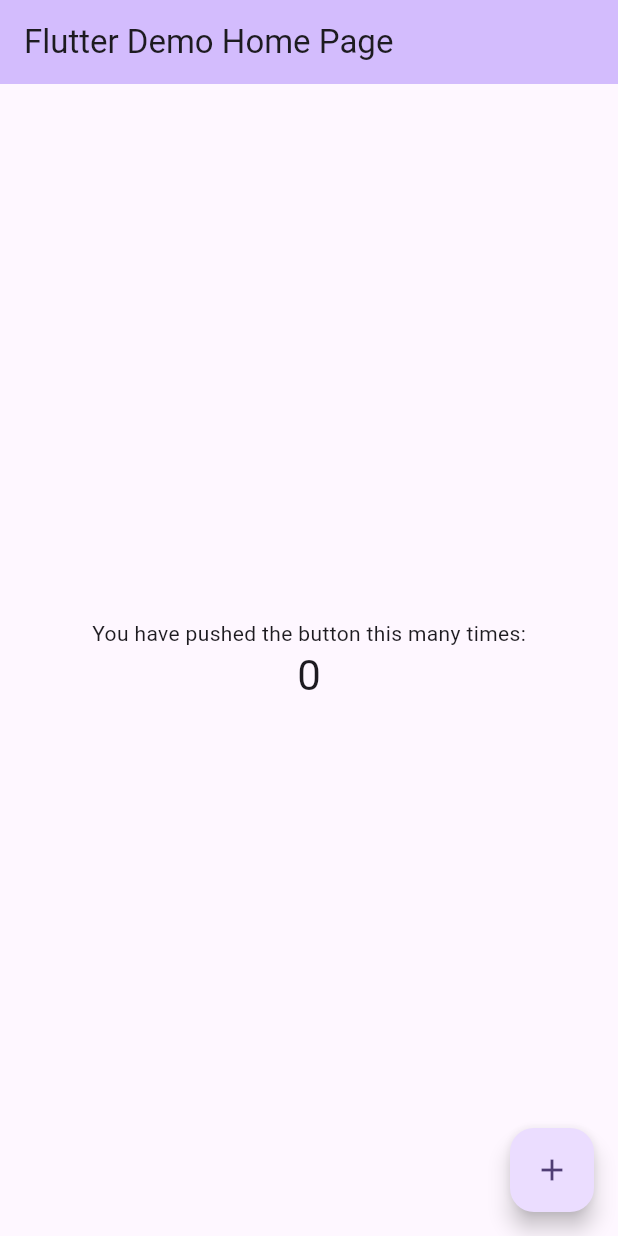
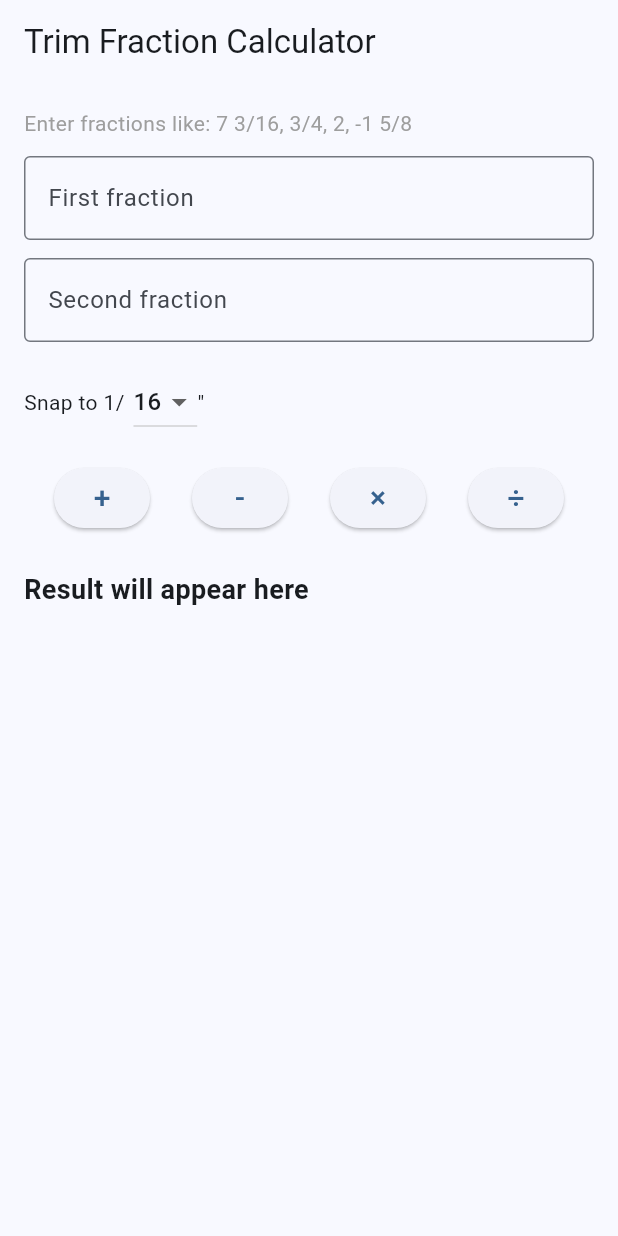
Before and after one commit to KNelTech/flut_calc, a Flutter app: the screen it shows after launch, on a phone screen of 412 x 824 dp. Run offline on Flutter 3.47's test engine with Material 3 defaults, Android fonts, the phone set to English and light mode, and no system bars.

Commit message:
dart or something i guess

```diff
--- a/lib/main.dart
+++ b/lib/main.dart
@@ -1,122 +1,23 @@
 import 'package:flutter/material.dart';
+import 'screens/home_screen.dart';
 
 void main() {
-  runApp(const MyApp());
+  runApp(const FractionCalcApp());
 }
 
-class MyApp extends StatelessWidget {
-  const MyApp({super.key});
+class FractionCalcApp extends StatelessWidget {
+  const FractionCalcApp({super.key});
 
-  // This widget is the root of your application.
   @override
   Widget build(BuildContext context) {
     return MaterialApp(
-      title: 'Flutter Demo',
+      title: 'Trim Fraction Calculator',
+      debugShowCheckedModeBanner: false,
       theme: ThemeData(
-        // This is the theme of your application.
-        //
-        // TRY THIS: Try running your application with "flutter run". You'll see
-        // the application has a purple toolbar. Then, without quitting the app,
-        // try changing the seedColor in the colorScheme below to Colors.green
-        // and then invoke "hot reload" (save your changes or press the "hot
-        // reload" button in a Flutter-supported IDE, or press "r" if you used
-        // the command line to start the app).
-        //
-        // Notice that the counter didn't reset back to zero; the application
-        // state is not lost during the reload. To reset the state, use hot
-        // restart instead.
-        //
-        // This works for code too, not just values: Most code changes can be
-        // tested with just a hot reload.
-        colorScheme: ColorScheme.fromSeed(seedColor: Colors.deepPurple),
+        colorScheme: ColorScheme.fromSeed(seedColor: Colors.blue),
+        useMaterial3: true,
       ),
-      home: const MyHomePage(title: 'Flutter Demo Home Page'),
+      home: const HomeScreen(),
     );
   }
 }
-
-class MyHomePage extends StatefulWidget {
-  const MyHomePage({super.key, required this.title});
-
-  // This widget is the home page of your application. It is stateful, meaning
-  // that it has a State object (defined below) that contains fields that affect
-  // how it looks.
-
-  // This class is the configuration for the state. It holds the values (in this
-  // case the title) provided by the parent (in this case the App widget) and
-  // used by the build method of the State. Fields in a Widget subclass are
-  // always marked "final".
-
-  final String title;
-
-  @override
-  State<MyHomePage> createState() => _MyHomePageState();
-}
-
-class _MyHomePageState extends State<MyHomePage> {
-  int _counter = 0;
-
-  void _incrementCounter() {
-    setState(() {
-      // This call to setState tells the Flutter framework that something has
-      // changed in this State, which causes it to rerun the build method below
-      // so that the display can reflect the updated values. If we changed
-      // _counter without calling setState(), then the build method would not be
-      // called again, and so nothing would appear to happen.
-      _counter++;
-    });
-  }
-
-  @override
-  Widget build(BuildContext context) {
-    // This method is rerun every time setState is called, for instance as done
-    // by the _incrementCounter method above.
-    //
-    // The Flutter framework has been optimized to make rerunning build methods
-    // fast, so that you can just rebuild anything that needs updating rather
-    // than having to individually change instances of widgets.
-    return Scaffold(
-      appBar: AppBar(
-        // TRY THIS: Try changing the color here to a specific color (to
-        // Colors.amber, perhaps?) and trigger a hot reload to see the AppBar
-        // change color while the other colors stay the same.
-        backgroundColor: Theme.of(context).colorScheme.inversePrimary,
-        // Here we take the value from the MyHomePage object that was created by
-        // the App.build method, and use it to set our appbar title.
-        title: Text(widget.title),
-      ),
-      body: Center(
-        // Center is a layout widget. It takes a single child and positions it
-        // in the middle of the parent.
-        child: Column(
-          // Column is also a layout widget. It takes a list of children and
-          // arranges them vertically. By default, it sizes itself to fit its
-          // children horizontally, and tries to be as tall as its parent.
-          //
-          // Column has various properties to control how it sizes itself and
-          // how it positions its children. Here we use mainAxisAlignment to
-          // center the children vertically; the main axis here is the vertical
-          // axis because Columns are vertical (the cross axis would be
-          // horizontal).
-          //
-          // TRY THIS: Invoke "debug painting" (choose the "Toggle Debug Paint"
-          // action in the IDE, or press "p" in the console), to see the
-          // wireframe for each widget.
-          mainAxisAlignment: MainAxisAlignment.center,
-          children: <Widget>[
-            const Text('You have pushed the button this many times:'),
-            Text(
-              '$_counter',
-              style: Theme.of(context).textTheme.headlineMedium,
-            ),
-          ],
-        ),
-      ),
-      floatingActionButton: FloatingActionButton(
-        onPressed: _incrementCounter,
-        tooltip: 'Increment',
-        child: const Icon(Icons.add),
-      ), // This trailing comma makes auto-formatting nicer for build methods.
-    );
-  }
-}
--- /dev/null
+++ b/lib/screens/home_screen.dart
@@ -0,0 +1,117 @@
+import 'package:flutter/material.dart';
+import '../services/fraction_service.dart';
+import '../widgets/op_pad.dart';
+
+class HomeScreen extends StatefulWidget {
+  const HomeScreen({super.key});
+
+  @override
+  State<HomeScreen> createState() => _HomeScreenState();
+}
+
+class _HomeScreenState extends State<HomeScreen> {
+  final _aCtrl = TextEditingController();
+  final _bCtrl = TextEditingController();
+  final _denoms = const [2, 4, 8, 16, 32];
+
+  int _snapDen = 16;
+  String _result = '';
+
+  void _onOp(String op) {
+    try {
+      final a = Fraction.parse(_aCtrl.text);
+      final b = Fraction.parse(_bCtrl.text);
+      Fraction res;
+
+      switch (op) {
+        case '+':
+          res = a + b;
+          break;
+        case '-':
+          res = a - b;
+          break;
+        case '×':
+          res = a * b;
+          break;
+        case '÷':
+          res = a / b;
+          break;
+        default:
+          return;
+      }
+
+      final snapped = res.snapToDen(_snapDen);
+      setState(() {
+        _result =
+            "Exact: ${res.toMixedString()}    →    1/$_snapDen: ${snapped.toMixedString()}";
+      });
+    } on FormatException catch (e) {
+      setState(() => _result = e.message);
+    } on ArgumentError catch (e) {
+      setState(() => _result = e.message ?? 'Invalid input');
+    } catch (e) {
+      setState(() => _result = 'Error: $e');
+    }
+  }
+
+  @override
+  void dispose() {
+    _aCtrl.dispose();
+    _bCtrl.dispose();
+    super.dispose();
+  }
+
+  @override
+  Widget build(BuildContext context) {
+    return Scaffold(
+      appBar: AppBar(title: const Text('Trim Fraction Calculator')),
+      body: ListView(
+        padding: const EdgeInsets.all(16),
+        children: [
+          const Text(
+            'Enter fractions like: 7 3/16, 3/4, 2, -1 5/8',
+            style: TextStyle(color: Colors.grey),
+          ),
+          const SizedBox(height: 12),
+          TextField(
+            controller: _aCtrl,
+            decoration: const InputDecoration(
+              labelText: 'First fraction',
+              border: OutlineInputBorder(),
+            ),
+          ),
+          const SizedBox(height: 12),
+          TextField(
+            controller: _bCtrl,
+            decoration: const InputDecoration(
+              labelText: 'Second fraction',
+              border: OutlineInputBorder(),
+            ),
+          ),
+          const SizedBox(height: 16),
+          Row(
+            children: [
+              const Text('Snap to 1/'),
+              const SizedBox(width: 6),
+              DropdownButton<int>(
+                value: _snapDen,
+                onChanged: (v) => setState(() => _snapDen = v!),
+                items: _denoms
+                    .map((d) => DropdownMenuItem(value: d, child: Text('$d')))
+                    .toList(),
+              ),
+              const Text('"'),
+            ],
+          ),
+          const SizedBox(height: 16),
+          OpPad(onPressed: _onOp),
+          const SizedBox(height: 24),
+          SelectableText(
+            _result.isEmpty ? 'Result will appear here' : _result,
+            style: const TextStyle(fontSize: 18, fontWeight: FontWeight.bold),
+          ),
+        ],
+      ),
+    );
+  }
+}
--- /dev/null
+++ b/lib/services/fraction_service.dart
@@ -0,0 +1,100 @@
+class Fraction {
+  int n; // numerator
+  int d; // denominator
+
+  Fraction(this.n, this.d) {
+    if (d == 0) throw ArgumentError('Denominator cannot be 0');
+    _normalize();
+    _reduce();
+  }
+
+  factory Fraction.fromMixed(int whole, int num, int den) {
+    if (den == 0) throw ArgumentError('Denominator cannot be 0');
+    final sign = whole < 0 ? -1 : 1;
+    final absWhole = whole.abs();
+    final totalNum = absWhole * den + num;
+    return Fraction(sign * totalNum, den);
+  }
+
+  static Fraction parse(String input) {
+    final s = input.trim();
+    final mixed = RegExp(r'^(-?\d+)\s+(\d+)\s*/\s*(\d+)$');
+    final proper = RegExp(r'^(-?\d+)\s*/\s*(\d+)$');
+    final whole = RegExp(r'^-?\d+$');
+
+    if (mixed.hasMatch(s)) {
+      final m = mixed.firstMatch(s)!;
+      final wholePart = int.parse(m.group(1)!);
+      final num = int.parse(m.group(2)!);
+      final den = int.parse(m.group(3)!);
+      return Fraction.fromMixed(wholePart, num, den);
+    } else if (proper.hasMatch(s)) {
+      final m = proper.firstMatch(s)!;
+      final num = int.parse(m.group(1)!);
+      final den = int.parse(m.group(2)!);
+      return Fraction(num, den);
+    } else if (whole.hasMatch(s)) {
+      final w = int.parse(s);
+      return Fraction(w, 1);
+    }
+    throw FormatException('Cannot parse fraction: "$input"');
+  }
+
+  Fraction operator +(Fraction other) =>
+      Fraction(n * other.d + other.n * d, d * other.d);
+
+  Fraction operator -(Fraction other) =>
+      Fraction(n * other.d - other.n * d, d * other.d);
+
+  Fraction operator *(Fraction other) => Fraction(n * other.n, d * other.d);
+
+  Fraction operator /(Fraction other) {
+    if (other.n == 0) throw ArgumentError('Division by zero');
+    return Fraction(n * other.d, d * other.n);
+  }
+
+  /// Snap/round to nearest 1/snapDen (default carpenter style = 16)
+  Fraction snapToDen(int snapDen) {
+    final value = n / d;
+    final snappedNum = (value * snapDen).round();
+    return Fraction(snappedNum, snapDen);
+  }
+
+  String toMixedString() {
+    if (n == 0) return "0";
+    final sign = n < 0 ? "-" : "";
+    final absNum = n.abs();
+    if (absNum < d) return "$sign$absNum/$d";
+    final whole = absNum ~/ d;
+    final rem = absNum % d;
+    if (rem == 0) return "$sign$whole";
+    return "$sign$whole $rem/$d";
+  }
+
+  double toDouble() => n / d;
+
+  void _normalize() {
+    if (d < 0) {
+      d = -d;
+      n = -n;
+    }
+  }
+
+  void _reduce() {
+    final g = _gcd(n.abs(), d);
+    n ~/= g;
+    d ~/= g;
+  }
+
+  static int _gcd(int a, int b) {
+    while (b != 0) {
+      final t = b;
+      b = a % b;
+      a = t;
+    }
+    return a == 0 ? 1 : a;
+  }
+
+  @override
+  String toString() => "$n/$d";
+}
--- /dev/null
+++ b/lib/widgets/op_pad.dart
@@ -0,0 +1,27 @@
+import 'package:flutter/material.dart';
+
+typedef OperationPressed = void Function(String op);
+
+class OpPad extends StatelessWidget {
+  const OpPad({super.key, required this.onPressed});
+
+  final OperationPressed onPressed;
+
+  @override
+  Widget build(BuildContext context) {
+    const ops = ['+', '-', '×', '÷'];
+    return Wrap(
+      spacing: 8,
+      runSpacing: 8,
+      alignment: WrapAlignment.spaceEvenly,
+      children: ops
+          .map(
+            (op) => ElevatedButton(
+              onPressed: () => onPressed(op),
+              child: Text(op, style: const TextStyle(fontSize: 20)),
+            ),
+          )
+          .toList(),
+    );
+  }
+}
```
Also changed, not shown: analysis_options.yaml (+7 -15 lines), pubspec.yaml (+8 -4 lines), pubspec.lock.
